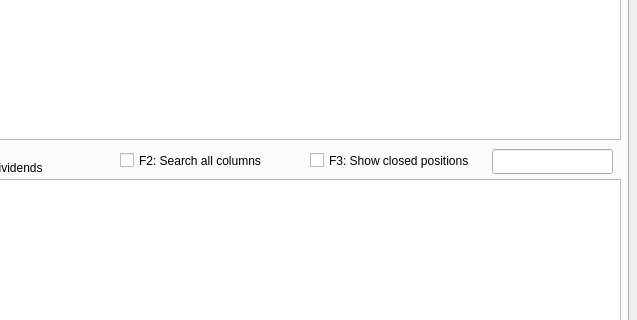
First picture: the form in divui.ui, repository neeraavi/pydiv, before the edit; both pictures show x 482 to 1119 and y 257 to 577 of the 1119 by 865 pixel window.
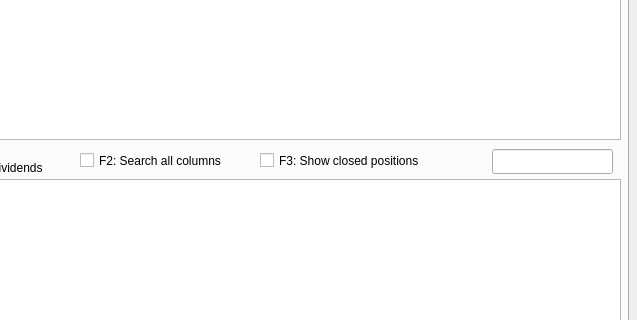
Second picture: the form after the edit.

The edit to the form file:
```diff
--- a/divui.ui
+++ b/divui.ui
@@ -192,9 +192,9 @@
      <widget class="QCheckBox" name="showClosedPositions">
       <property name="geometry">
        <rect>
-        <x>780</x>
+        <x>730</x>
         <y>370</y>
-        <width>171</width>
+        <width>211</width>
         <height>23</height>
        </rect>
       </property>
@@ -205,7 +205,7 @@
      <widget class="QCheckBox" name="searchAllColumns">
       <property name="geometry">
        <rect>
-        <x>590</x>
+        <x>550</x>
         <y>370</y>
         <width>171</width>
         <height>23</height>
```
Left out of the diff: 9 changed lines with no effect on the pictures.
